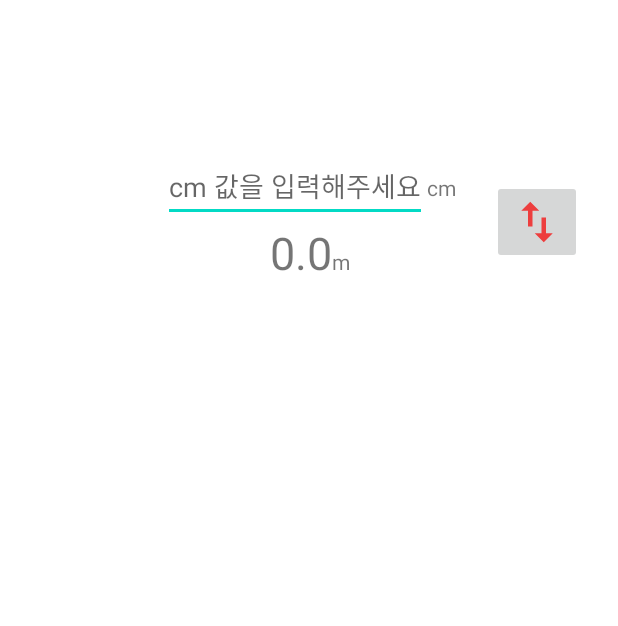
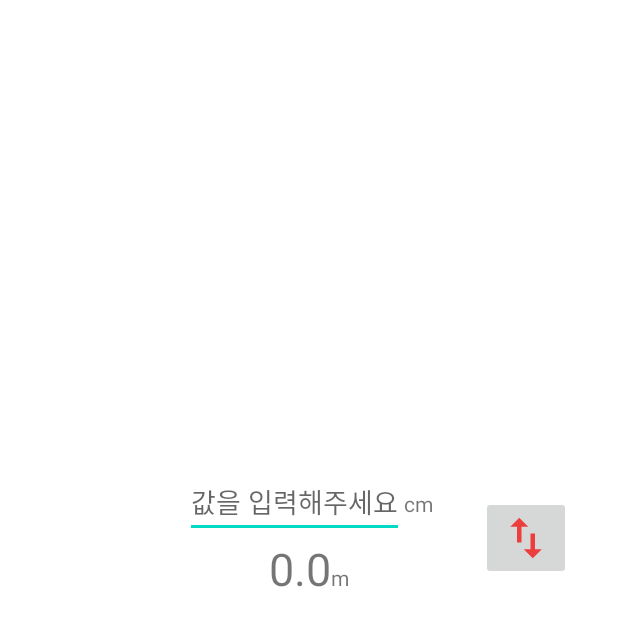
Before and after one commit to NAINSOO/MyAndroid, an Android app: the layout activity_main.xml on its own in the app's theme, with its tools: preview values and no code run, on a phone screen of 412 x 824 dp. Shown: the top 626 px of the screen. Run offline under Robolectric (Android 15) with nearby library versions, the phone set to English and light mode, and no system bars.

```diff
--- a/UnitConvertor/app/src/main/res/layout/activity_main.xml
+++ b/UnitConvertor/app/src/main/res/layout/activity_main.xml
@@ -10,18 +10,20 @@
         android:id="@+id/layout1"
         android:layout_width="wrap_content"
         android:layout_height="wrap_content"
-        android:layout_marginTop="100dp"
         android:orientation="horizontal"
-        app:layout_constraintBottom_toTopOf="@id/layout2"
+        app:layout_constraintBottom_toBottomOf="parent"
         app:layout_constraintEnd_toEndOf="parent"
         app:layout_constraintStart_toStartOf="parent"
-        app:layout_constraintTop_toTopOf="parent">
+        app:layout_constraintTop_toTopOf="parent"
+        app:layout_constraintVertical_bias="0.4">
 
         <EditText
             android:id="@+id/edit"
             android:layout_width="wrap_content"
             android:layout_height="wrap_content"
-            android:hint="cm 값을 입력해주세요" />
+            android:inputType="numberDecimal"
+            android:maxLength="9"
+            android:hint="값을 입력해주세요" />
 
         <TextView
             android:id="@+id/unit1"
```
Also changed, not shown: UnitConvertor/app/src/main/java/com/example/unitconvertor/MainActivity.kt (+58 -29 lines).
